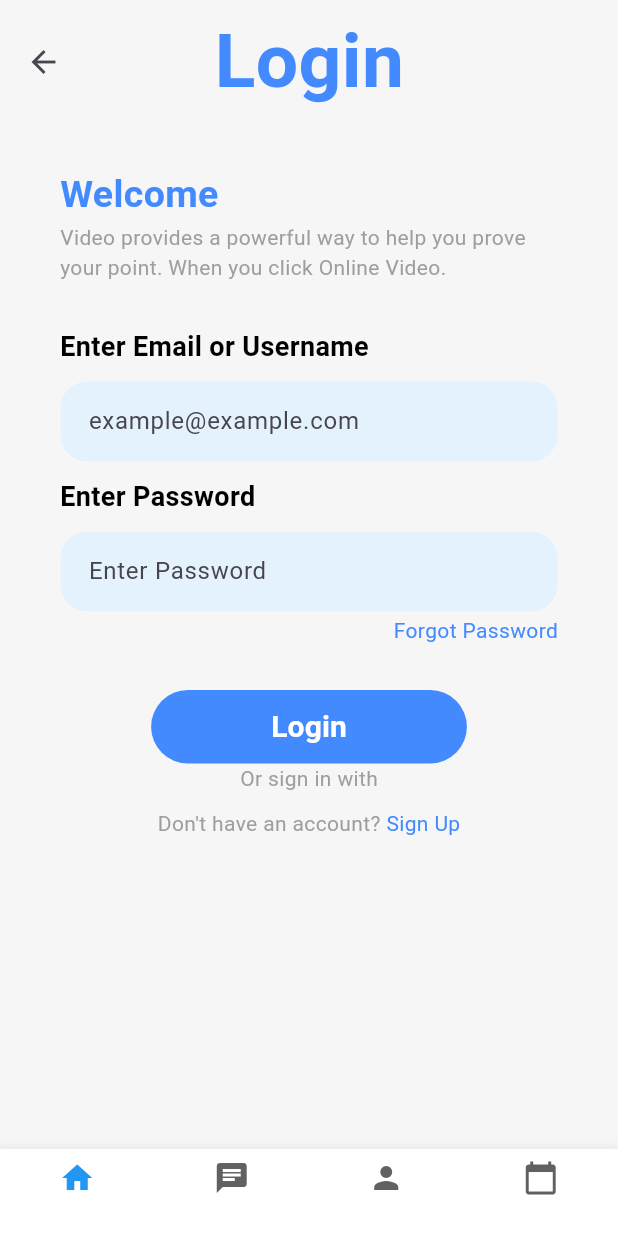
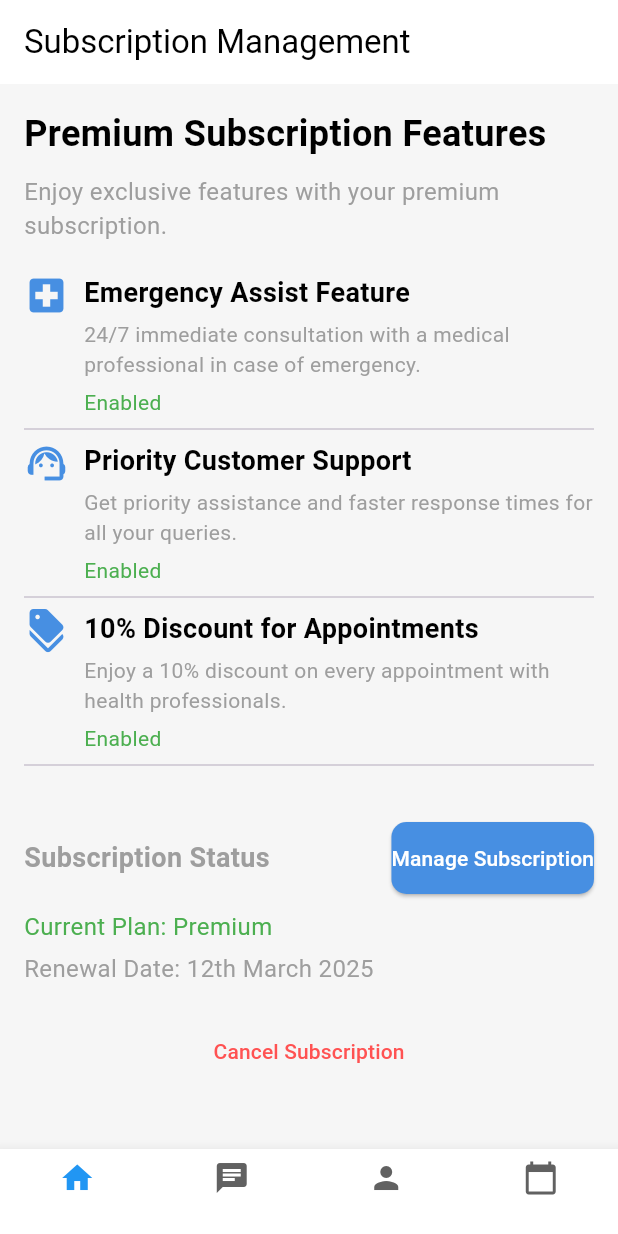
Before and after one commit to Sewjith/MedicalAppProject, a Flutter app: the screen it shows after launch, item 2 of the bottom bar chosen, on a phone screen of 412 x 824 dp. Run offline on Flutter 3.47's test engine with Material 3 defaults, Android fonts, the phone set to English and light mode, and no system bars; our stand-ins replace go_router.

Commit message:
Subscription UI Updated

```diff
--- a/lib/core/main_layout.dart
+++ b/lib/core/main_layout.dart
@@ -23,7 +23,7 @@ class _MainLayoutState extends State<MainLayout> {
         context.go('/home'); // Navigate to Home
         break;
       case 1:
-        context.go('/login'); // Navigate to Chat
+        context.go('/Subscription'); // Navigate to Chat
         break;
       case 2:
         context.go('/doctor-profiles'); // Navigate to Profile
--- a/lib/core/router.dart
+++ b/lib/core/router.dart
@@ -1,5 +1,6 @@
 import 'package:go_router/go_router.dart';
 import 'package:medical_app/core/main_layout.dart';
+import 'package:medical_app/features/Subscription/presentation/screens/subscription_screen.dart';
 import 'package:medical_app/features/analytics/earnings.dart';
 import 'package:medical_app/features/auth/presentation/screens/login_page.dart';
 import 'package:medical_app/features/auth/presentation/screens/register_page.dart';
@@ -36,6 +37,10 @@ final GoRouter appRouter =
     builder: (context, state) => const MainLayout(child: DoctorProfilesPage()),
   ),
   GoRoute(
+    path: '/Subscription',
+    builder: (context, state) => MainLayout(child: SubscriptionScreen()),
+  ),
+  GoRoute(
   path: '/doctor-profile',
   builder: (context, state) {
     final profile = state.extra as DoctorProfiles; // Cast to your entity
--- /dev/null
+++ b/lib/features/Subscription/presentation/screens/subscription_screen.dart
@@ -0,0 +1,171 @@
+import 'package:flutter/material.dart';
+import 'package:medical_app/core/themes/color_palette.dart';
+import 'package:go_router/go_router.dart';
+
+class SubscriptionScreen extends StatelessWidget {
+  @override
+  Widget build(BuildContext context) {
+    return Scaffold(
+      appBar: AppBar(
+        title: const Text(
+          "Subscription Management",
+          style: TextStyle(color: AppPallete.textColor),
+        ),
+        backgroundColor: AppPallete.whiteColor,
+        elevation: 0,
+        iconTheme: const IconThemeData(color: Colors.black),
+      ),
+      body: Padding(
+        padding: const EdgeInsets.all(16.0),
+        child: Column(
+          crossAxisAlignment: CrossAxisAlignment.start,
+          children: [
+            // Title Section
+            const Text(
+              "Premium Subscription Features",
+              style: TextStyle(
+                  fontSize: 24,
+                  fontWeight: FontWeight.bold,
+                  color: AppPallete.textColor),
+            ),
+            const SizedBox(height: 10),
+            const Text(
+              "Enjoy exclusive features with your premium subscription.",
+              style: TextStyle(fontSize: 16, color: AppPallete.greyColor),
+            ),
+            const SizedBox(height: 20),
+
+            // Emergency Assist Feature
+            FeatureTile(
+              title: "Emergency Assist Feature",
+              description:
+                  "24/7 immediate consultation with a medical professional in case of emergency.",
+              icon: Icons.local_hospital,
+              isEnabled: true,
+            ),
+            const Divider(),
+
+            // Priority Customer Support
+            FeatureTile(
+              title: "Priority Customer Support",
+              description:
+                  "Get priority assistance and faster response times for all your queries.",
+              icon: Icons.support_agent,
+              isEnabled: true,
+            ),
+            const Divider(),
+
+            // Discount for Appointments
+            FeatureTile(
+              title: "10% Discount for Appointments",
+              description:
+                  "Enjoy a 10% discount on every appointment with health professionals.",
+              icon: Icons.discount,
+              isEnabled: true,
+            ),
+            const Divider(),
+
+            // Subscription Status
+            const SizedBox(height: 30),
+            Row(
+              mainAxisAlignment: MainAxisAlignment.spaceBetween,
+              children: [
+                const Text(
+                  "Subscription Status",
+                  style: TextStyle(fontSize: 18, fontWeight: FontWeight.bold),
+                ),
+                ElevatedButton(
+                  onPressed: () {
+                    // Handle subscription management action
+                  },
+                  style: ElevatedButton.styleFrom(
+                    backgroundColor: AppPallete.primaryColor,
+                  ),
+                  child: const Text("Manage Subscription"),
+                ),
+              ],
+            ),
+            const SizedBox(height: 10),
+
+            // Subscription Plan Information
+            const Text(
+              "Current Plan: Premium",
+              style: TextStyle(fontSize: 16, color: Colors.green),
+            ),
+            const SizedBox(height: 5),
+            const Text(
+              "Renewal Date: 12th March 2025",
+              style: TextStyle(fontSize: 16, color: AppPallete.greyColor),
+            ),
+            const SizedBox(height: 20),
+
+            // Footer with Option to Cancel Subscription
+            Center(
+              child: TextButton(
+                onPressed: () {
+                  // Handle cancel subscription action
+                },
+                child: const Text(
+                  "Cancel Subscription",
+                  style: TextStyle(color: AppPallete.errorColor),
+                ),
+              ),
+            ),
+          ],
+        ),
+      ),
+    );
+  }
+}
+
+class FeatureTile extends StatelessWidget {
+  final String title;
+  final String description;
+  final IconData icon;
+  final bool isEnabled;
+
+  const FeatureTile({
+    required this.title,
+    required this.description,
+    required this.icon,
+    required this.isEnabled,
+  });
+
+  @override
+  Widget build(BuildContext context) {
+    return Row(
+      crossAxisAlignment: CrossAxisAlignment.start,
+      children: [
+        Icon(icon, size: 30, color: AppPallete.primaryColor),
+        const SizedBox(width: 10),
+        Expanded(
+          child: Column(
+            crossAxisAlignment: CrossAxisAlignment.start,
+            children: [
+              Text(
+                title,
+                style: const TextStyle(
+                    fontSize: 18,
+                    fontWeight: FontWeight.bold,
+                    color: AppPallete.textColor),
+              ),
+              const SizedBox(height: 5),
+              Text(
+                description,
+                style:
+                    const TextStyle(fontSize: 14, color: AppPallete.greyColor),
+              ),
+              const SizedBox(height: 5),
+              Text(
+                isEnabled ? "Enabled" : "Disabled",
+                style: TextStyle(
+                    fontSize: 14,
+                    color: isEnabled ? Colors.green : Colors.red),
+              ),
+            ],
+          ),
+        ),
+      ],
+    );
+  }
+}
```
Also changed, not shown: lib/features/Subscription/data/demo.dart (added), lib/features/Subscription/data/models/demo.dart (added), lib/features/Subscription/data/repos/demo.dart (added), lib/features/Subscription/domain/entities/demo.dart (added), lib/features/Subscription/domain/usecases/demo.dart (added), pubspec.lock.
